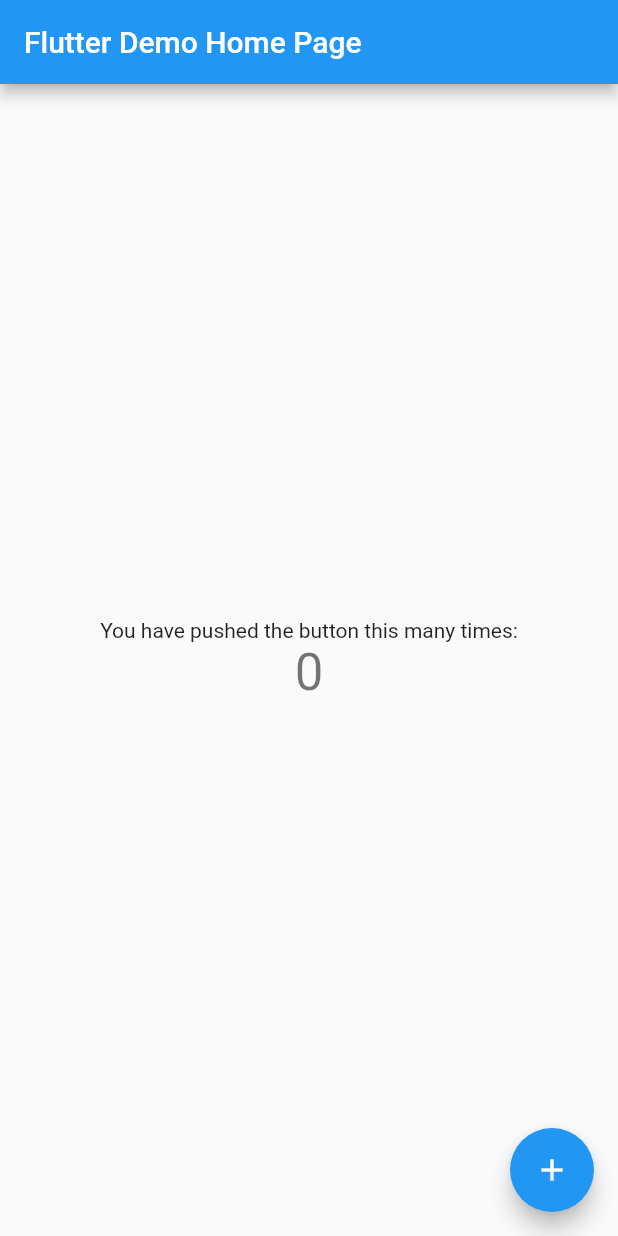
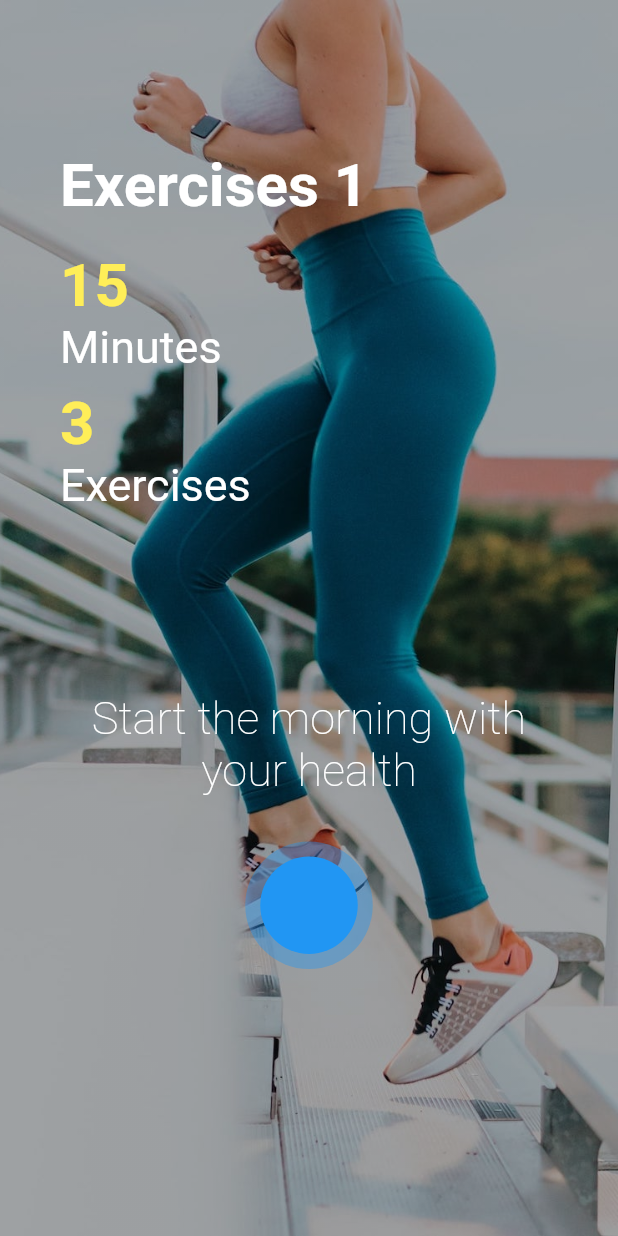
Before and after one commit to speauty/flutter_ui_examples, a Flutter app: the screen it shows after launch, on a phone screen of 412 x 824 dp. Run offline on Flutter 3.47's test engine with Material 2 defaults, Android fonts, the phone set to English and light mode, and no system bars; our stand-ins replace page_transition, simple_animations.

Commit message:
feature: 完成页面切换效果UI;

```diff
--- /dev/null
+++ b/lib/common/animations/fade_animation.dart
@@ -0,0 +1,43 @@
+import 'package:flutter/material.dart';
+import 'package:simple_animations/simple_animations.dart';
+
+class FadeAnimation extends StatelessWidget {
+  final double delay;
+  final Widget child;
+
+  const FadeAnimation({
+    super.key,
+    required this.delay,
+    required this.child,
+  });
+
+  @override
+  Widget build(BuildContext context) {
+    final MovieTween tween = MovieTween()
+      ..scene(
+        begin: const Duration(milliseconds: 0),
+        end: const Duration(milliseconds: 500),
+      ).tween('opacity', Tween(begin: 0.0, end: 1.0))
+      ..scene(
+        begin: const Duration(milliseconds: 0),
+        end: const Duration(milliseconds: 500),
+        curve: Curves.easeOut,
+      ).tween('translateY', Tween(begin: -30.0, end: 0.0));
+
+    return PlayAnimationBuilder<Movie>(
+      delay: Duration(milliseconds: (500 * delay).round()),
+      duration: tween.duration, // Obtain duration
+      tween: tween,
+      child: child, // Pass in tween
+      builder: (context, value, child) {
+        return Opacity(
+          opacity: value.get('opacity'),
+          child: Transform.translate(
+            offset: Offset(0, value.get('translateY')),
+            child: child,
+          ),
+        );
+      },
+    );
+  }
+}
--- /dev/null
+++ b/lib/features/exercise/pages/exercise_page.dart
@@ -0,0 +1,106 @@
+import 'package:flutter/material.dart';
+import 'package:page_transition/page_transition.dart';
+import 'package:ui_page_transition/features/dashboard/pages/dashboard_page.dart';
+import 'package:ui_page_transition/features/exercise/widgets/page_item_widget.dart';
+
+class ExercisePage extends StatefulWidget {
+  const ExercisePage({super.key});
+
+  @override
+  State<ExercisePage> createState() => _ExercisePageState();
+}
+
+class _ExercisePageState extends State<ExercisePage>
+    with TickerProviderStateMixin {
+  late PageController pageCtl;
+
+  late AnimationController ripperCtl;
+  late AnimationController scaleCtl;
+  late Animation<double> ripperAnimation;
+  late Animation<double> scaleAnimation;
+
+  @override
+  void initState() {
+    super.initState();
+
+    pageCtl = PageController(
+      initialPage: 0,
+    );
+
+    ripperCtl = AnimationController(
+      vsync: this,
+      duration: const Duration(seconds: 1),
+    );
+
+    ripperAnimation = Tween(
+      begin: 80.0,
+      end: 90.0,
+    ).animate(ripperCtl)
+      ..addStatusListener((status) {
+        if (status == AnimationStatus.completed) {
+          ripperCtl.reverse();
+        } else if (status == AnimationStatus.dismissed) {
+          ripperCtl.forward();
+        }
+      });
+
+    scaleCtl = AnimationController(
+      vsync: this,
+      duration: const Duration(seconds: 1),
+    );
+    scaleAnimation = Tween(
+      begin: 1.0,
+      end: 30.0,
+    ).animate(scaleCtl)
+      ..addStatusListener((status) {
+        if (status == AnimationStatus.completed) {
+          Navigator.of(context).push(PageTransition(
+            child: const DashboardPage(),
+            type: PageTransitionType.fade,
+          ));
+        }
+      });
+
+    ripperCtl.forward();
+  }
+
+  @override
+  void dispose() {
+    pageCtl.dispose();
+    ripperCtl.dispose();
+    scaleCtl.dispose();
+    super.dispose();
+  }
+
+  @override
+  Widget build(BuildContext context) {
+    return Scaffold(
+      body: PageView(
+        controller: pageCtl,
+        children: <Widget>[
+          PageItemWidget(
+            ripperCtl: ripperCtl,
+            ripperAnimation: ripperAnimation,
+            scaleCtl: scaleCtl,
+            scaleAnimation: scaleAnimation,
+            image: 'assets/images/one.jpg',
+          ),
+          PageItemWidget(
+            ripperCtl: ripperCtl,
+            ripperAnimation: ripperAnimation,
+            scaleCtl: scaleCtl,
+            scaleAnimation: scaleAnimation,
+            image: 'assets/images/two.jpg',
+          ),
+          PageItemWidget(
+            ripperCtl: ripperCtl,
+            ripperAnimation: ripperAnimation,
+            scaleCtl: scaleCtl,
+            scaleAnimation: scaleAnimation,
+            image: 'assets/images/three.jpg',
+          ),
+        ],
+      ),
+    );
+  }
+}
--- /dev/null
+++ b/lib/features/exercise/widgets/page_item_widget.dart
@@ -0,0 +1,119 @@
+import 'package:flutter/material.dart';
+import 'package:ui_page_transition/common/animations/fade_animation.dart';
+import 'package:ui_page_transition/features/exercise/widgets/text_block_widget.dart';
+
+class PageItemWidget extends StatelessWidget {
+  const PageItemWidget({
+    Key? key,
+    required this.ripperCtl,
+    required this.ripperAnimation,
+    required this.scaleCtl,
+    required this.scaleAnimation,
+    required this.image,
+  }) : super(key: key);
+
+  final AnimationController ripperCtl;
+  final Animation<double> ripperAnimation;
+  final AnimationController scaleCtl;
+  final Animation<double> scaleAnimation;
+  final String image;
+
+  @override
+  Widget build(BuildContext context) {
+    return Container(
+      decoration: BoxDecoration(
+        image: DecorationImage(
+          image: AssetImage(image),
+          fit: BoxFit.cover,
+        ),
+      ),
+      child: Container(
+        decoration: BoxDecoration(
+          gradient: LinearGradient(
+            colors: [
+              Colors.black.withOpacity(.3),
+              Colors.black.withOpacity(.3),
+            ],
+          ),
+        ),
+        child: Padding(
+          padding: const EdgeInsets.all(40.0),
+          child: Column(
+            crossAxisAlignment: CrossAxisAlignment.start,
+            children: <Widget>[
+              const SizedBox(height: 60),
+              const FadeAnimation(
+                delay: 1,
+                child: Text(
+                  'Exercises 1',
+                  style: TextStyle(
+                    color: Colors.white,
+                    fontSize: 40,
+                    fontWeight: FontWeight.bold,
+                  ),
+                ),
+              ),
+              const SizedBox(height: 20),
+              const TextBlockWidget(textOne: "15", textTwo: "Minutes"),
+              const SizedBox(height: 10),
+              const TextBlockWidget(textOne: "3", textTwo: "Exercises"),
+              const SizedBox(height: 120),
+              const FadeAnimation(
+                delay: 1,
+                child: Align(
+                  child: Text(
+                    'Start the morning with your health',
+                    textAlign: TextAlign.center,
+                    style: TextStyle(
+                      color: Colors.white,
+                      fontSize: 30,
+                      fontWeight: FontWeight.w100,
+                    ),
+                  ),
+                ),
+              ),
+              const SizedBox(height: 30),
+              FadeAnimation(
+                delay: 1,
+                child: Align(
+                  alignment: Alignment.bottomCenter,
+                  child: AnimatedBuilder(
+                    animation: ripperAnimation,
+                    builder: ((context, child) => SizedBox(
+                          width: ripperAnimation.value,
+                          height: ripperAnimation.value,
+                          child: Container(
+                            decoration: BoxDecoration(
+                              shape: BoxShape.circle,
+                              color: Colors.blue.withOpacity(.4),
+                            ),
+                            child: InkWell(
+                              onTap: () {
+                                scaleCtl.forward();
+                              },
+                              child: AnimatedBuilder(
+                                animation: scaleAnimation,
+                                builder: ((context, child) => Transform.scale(
+                                      scale: scaleAnimation.value,
+                                      child: Container(
+                                        margin: const EdgeInsets.all(10.0),
+                                        decoration: const BoxDecoration(
+                                          shape: BoxShape.circle,
+                                          color: Colors.blue,
+                                        ),
+                                      ),
+                                    )),
+                              ),
+                            ),
+                          ),
+                        )),
+                  ),
+                ),
+              ),
+            ],
+          ),
+        ),
+      ),
+    );
+  }
+}
--- /dev/null
+++ b/lib/features/exercise/widgets/text_block_widget.dart
@@ -0,0 +1,43 @@
+import 'package:flutter/material.dart';
+import 'package:ui_page_transition/common/animations/fade_animation.dart';
+
+class TextBlockWidget extends StatelessWidget {
+  final String textOne;
+  final String textTwo;
+
+  const TextBlockWidget({
+    Key? key,
+    required this.textOne,
+    required this.textTwo,
+  }) : super(key: key);
+
+  @override
+  Widget build(BuildContext context) {
+    return Column(
+      crossAxisAlignment: CrossAxisAlignment.start,
+      children: <Widget>[
+        FadeAnimation(
+          delay: 1,
+          child: Text(
+            textOne,
+            style: TextStyle(
+              color: Colors.yellow[400],
+              fontSize: 40,
+              fontWeight: FontWeight.bold,
+            ),
+          ),
+        ),
+        FadeAnimation(
+          delay: 1.2,
+          child: Text(
+            textTwo,
+            style: const TextStyle(
+              color: Colors.white,
+              fontSize: 30,
+            ),
+          ),
+        ),
+      ],
+    );
+  }
+}
--- a/lib/main.dart
+++ b/lib/main.dart
@@ -1,115 +1,9 @@
 import 'package:flutter/material.dart';
+import 'package:ui_page_transition/features/exercise/pages/exercise_page.dart';
 
-void main() {
-  runApp(const MyApp());
-}
-
-class MyApp extends StatelessWidget {
-  const MyApp({super.key});
-
-  // This widget is the root of your application.
-  @override
-  Widget build(BuildContext context) {
-    return MaterialApp(
-      title: 'Flutter Demo',
-      theme: ThemeData(
-        // This is the theme of your application.
-        //
-        // Try running your application with "flutter run". You'll see the
-        // application has a blue toolbar. Then, without quitting the app, try
-        // changing the primarySwatch below to Colors.green and then invoke
-        // "hot reload" (press "r" in the console where you ran "flutter run",
-        // or simply save your changes to "hot reload" in a Flutter IDE).
-        // Notice that the counter didn't reset back to zero; the application
-        // is not restarted.
-        primarySwatch: Colors.blue,
+void main() => runApp(
+      const MaterialApp(
+        debugShowCheckedModeBanner: false,
+        home: ExercisePage(),
       ),
-      home: const MyHomePage(title: 'Flutter Demo Home Page'),
     );
-  }
-}
-
-class MyHomePage extends StatefulWidget {
-  const MyHomePage({super.key, required this.title});
-
-  // This widget is the home page of your application. It is stateful, meaning
-  // that it has a State object (defined below) that contains fields that affect
-  // how it looks.
-
-  // This class is the configuration for the state. It holds the values (in this
-  // case the title) provided by the parent (in this case the App widget) and
-  // used by the build method of the State. Fields in a Widget subclass are
-  // always marked "final".
-
-  final String title;
-
-  @override
-  State<MyHomePage> createState() => _MyHomePageState();
-}
-
-class _MyHomePageState extends State<MyHomePage> {
-  int _counter = 0;
-
-  void _incrementCounter() {
-    setState(() {
-      // This call to setState tells the Flutter framework that something has
-      // changed in this State, which causes it to rerun the build method below
-      // so that the display can reflect the updated values. If we changed
-      // _counter without calling setState(), then the build method would not be
-      // called again, and so nothing would appear to happen.
-      _counter++;
-    });
-  }
-
-  @override
-  Widget build(BuildContext context) {
-    // This method is rerun every time setState is called, for instance as done
-    // by the _incrementCounter method above.
-    //
-    // The Flutter framework has been optimized to make rerunning build methods
-    // fast, so that you can just rebuild anything that needs updating rather
-    // than having to individually change instances of widgets.
-    return Scaffold(
-      appBar: AppBar(
-        // Here we take the value from the MyHomePage object that was created by
-        // the App.build method, and use it to set our appbar title.
-        title: Text(widget.title),
-      ),
-      body: Center(
-        // Center is a layout widget. It takes a single child and positions it
-        // in the middle of the parent.
-        child: Column(
-          // Column is also a layout widget. It takes a list of children and
-          // arranges them vertically. By default, it sizes itself to fit its
-          // children horizontally, and tries to be as tall as its parent.
-          //
-          // Invoke "debug painting" (press "p" in the console, choose the
-          // "Toggle Debug Paint" action from the Flutter Inspector in Android
-          // Studio, or the "Toggle Debug Paint" command in Visual Studio Code)
-          // to see the wireframe for each widget.
-          //
-          // Column has various properties to control how it sizes itself and
-          // how it positions its children. Here we use mainAxisAlignment to
-          // center the children vertically; the main axis here is the vertical
-          // axis because Columns are vertical (the cross axis would be
-          // horizontal).
-          mainAxisAlignment: MainAxisAlignment.center,
-          children: <Widget>[
-            const Text(
-              'You have pushed the button this many times:',
-            ),
-            Text(
-              '$_counter',
-              style: Theme.of(context).textTheme.headline4,
-            ),
-          ],
-        ),
-      ),
-      floatingActionButton: FloatingActionButton(
-        onPressed: _incrementCounter,
-        tooltip: 'Increment',
-        child: const Icon(Icons.add),
-      ), // This trailing comma makes auto-formatting nicer for build methods.
-    );
-  }
-}
```
Also changed, not shown: lib/features/dashboard/pages/dashboard_page.dart (added, +127 -0 lines), lib/features/dashboard/widgets/health_category_item_widget.dart (added, +32 -0 lines), lib/features/dashboard/widgets/stat_widget.dart (added, +64 -0 lines), pubspec.yaml (+6 -5 lines), assets/images/one.jpg (added), assets/images/three.jpg (added), assets/images/two.jpg (added), assets/ui/page_transition_dashboard.jpg (added), assets/ui/page_transition_exercise.jpg (added), pubspec.lock.
